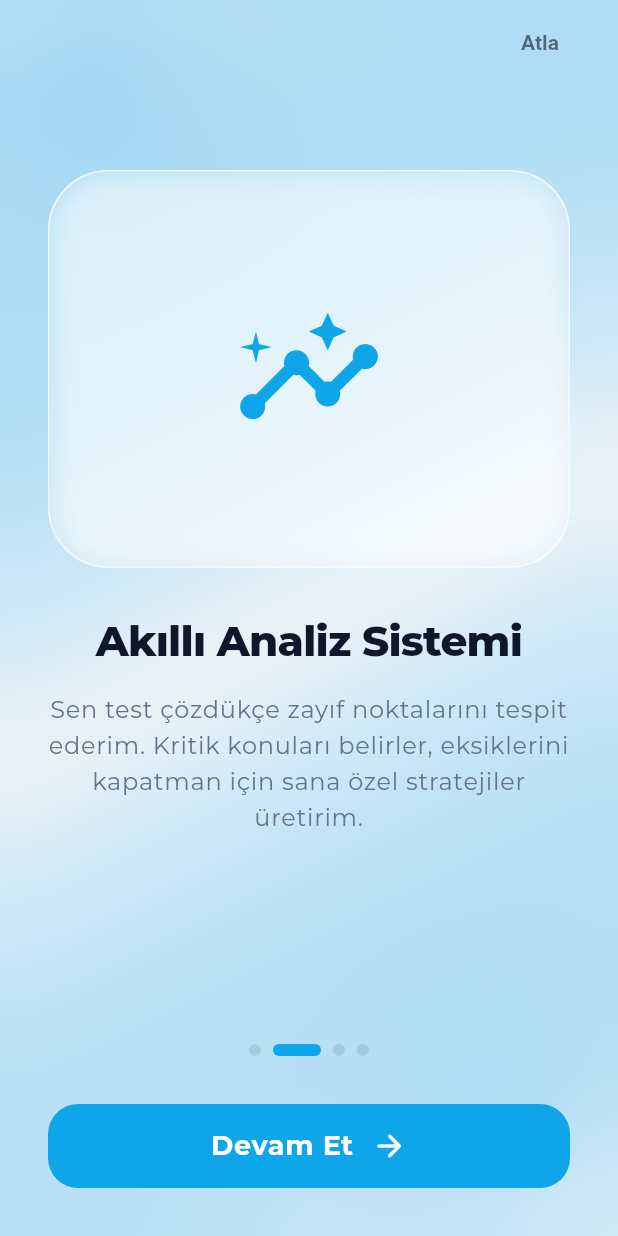
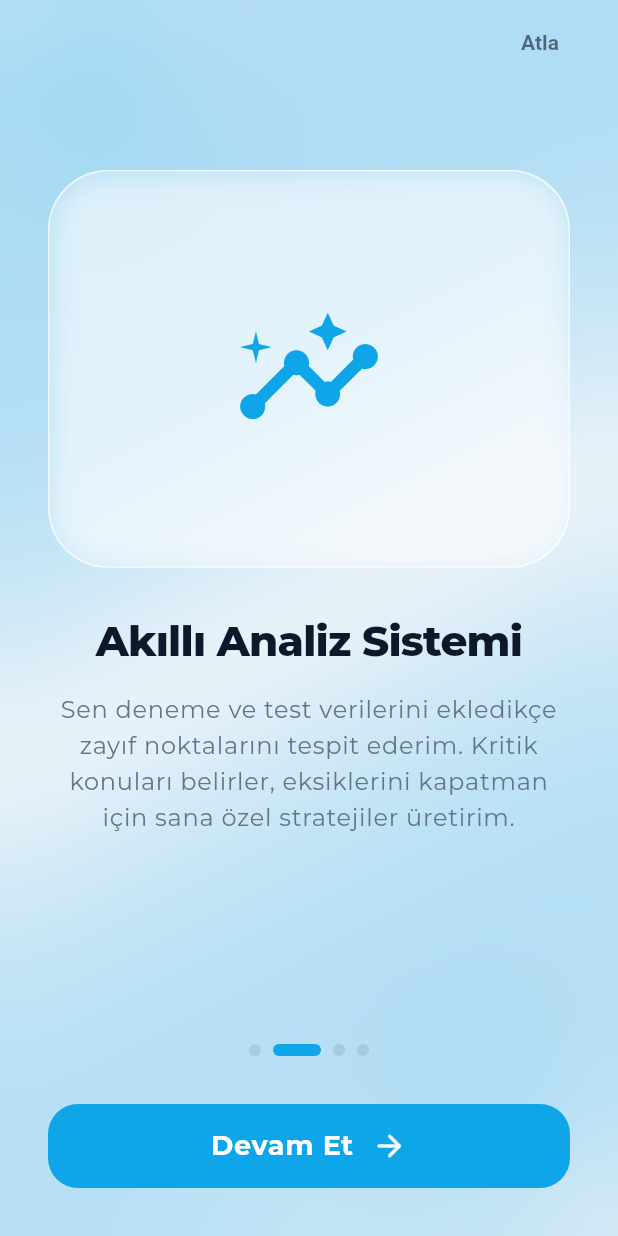
Before and after one commit to bakituncher/bilgee, a Flutter app: the IntroScreen screen opened by its route, swiped to page 2, on a phone screen of 412 x 824 dp. Run offline on Flutter 3.47's test engine with Material 3 defaults, Android fonts, the phone set to English and light mode, and no system bars; drawn by our look-alikes of flutter_animate; our stand-ins replace cached_network_image, cloud_firestore, cloud_functions, confetti, connectivity_plus, equatable and 24 more; missing offline and left inert: firebase_app_check, flutter_math_fork, markdown, purchases_flutter; accounts and stored records are empty; generated files the repository leaves out were written again; network calls fail.

Commit message:
tanıtım ekranı 1

```diff
--- a/lib/features/onboarding/screens/intro_screen.dart
+++ b/lib/features/onboarding/screens/intro_screen.dart
@@ -28,7 +28,7 @@ class _IntroScreenState extends ConsumerState<IntroScreen> {
     ),
     _IntroContent(
       title: "Akıllı Analiz Sistemi",
-      description: "Sen test çözdükçe zayıf noktalarını tespit ederim. Kritik konuları belirler, eksiklerini kapatman için sana özel stratejiler üretirim.",
+      description: "Sen deneme ve test verilerini ekledikçe zayıf noktalarını tespit ederim. Kritik konuları belirler, eksiklerini kapatman için sana özel stratejiler üretirim.",
       iconData: Icons.insights_rounded,
       color: const Color(0xFF0EA5E9),
     ),
```
